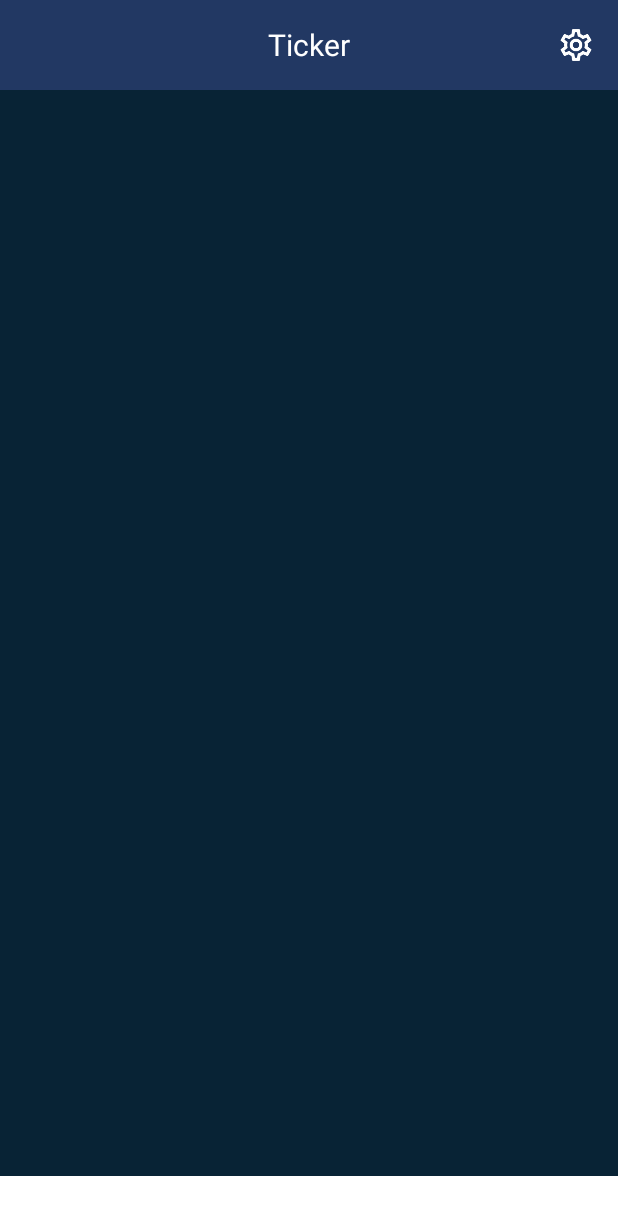
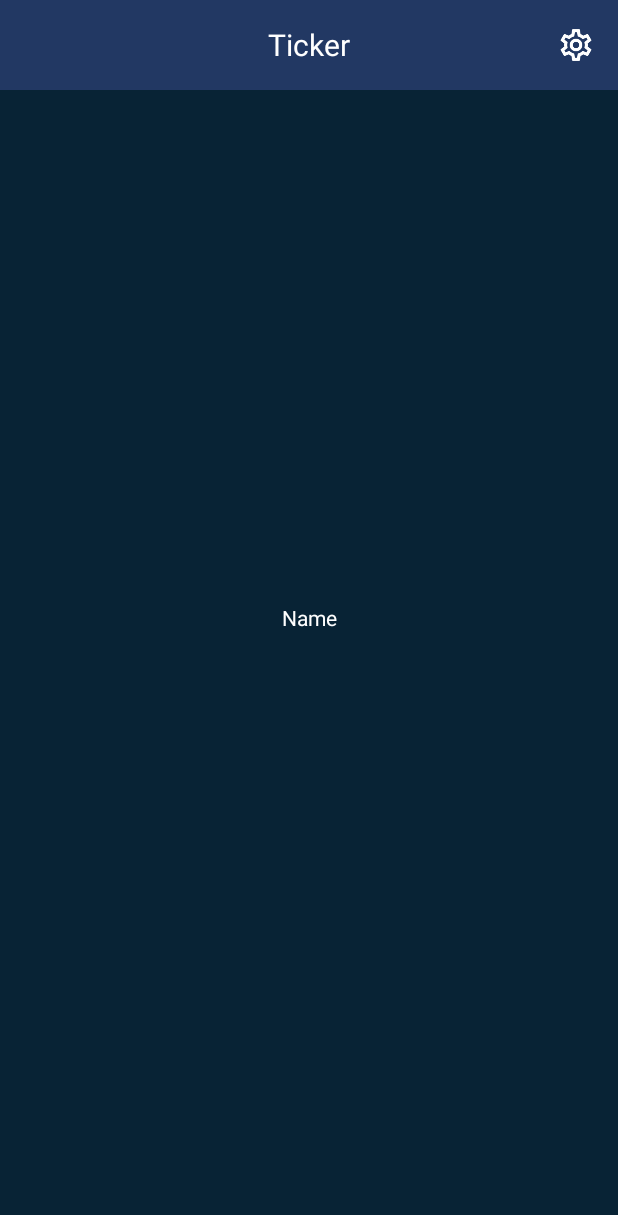
Before and after one commit to wiffy-io/BitMex-ticker-android, an Android app: the MainActivity screen opened directly, with no data from a screen before it, on a phone screen of 412 x 824 dp. Shown: the top 1215 px of the screen. Run offline under Robolectric (Android 15) with nearby library versions, the phone set to English and light mode, and no system bars; 4 statements that could not run were skipped.

Commit message:
Merge remote-tracking branch 'remotes/origin/master' into Jung
# Conflicts:
#	app/src/main/res/layout/activity_splash.xml

```diff
--- a/app/src/main/AndroidManifest.xml
+++ b/app/src/main/AndroidManifest.xml
@@ -8,8 +8,8 @@
             android:label="@string/app_name"
             android:roundIcon="@mipmap/ic_launcher_round"
             android:supportsRtl="true"
-            android:name=".model.bit_MEX_App"
-            android:theme="@style/AppTheme" tools:ignore="GoogleAppIndexingWarning">
+            android:theme="@style/AppTheme"
+            tools:ignore="GoogleAppIndexingWarning">
         <activity android:name=".Splash.SplashActivity">
             <intent-filter>
                 <action android:name="android.intent.action.MAIN"/>
--- a/app/src/main/java/com/pale_cosmos/bitmexticker/model/bit_MEX_App.kt
+++ /dev/null
@@ -1,50 +0,0 @@
-package com.pale_cosmos.bitmexticker.model
-
-import android.annotation.SuppressLint
-import android.app.Application
-import android.graphics.Color
-import android.view.Window
-import android.view.WindowManager
-import com.pale_cosmos.bitmexticker.Splash.SplashActivity
-import com.pale_cosmos.bitmexticker.ui.Main.MainActivity
-import java.net.URI
-
-
-open class bit_MEX_App : Application(), bit_MEX_AppContract.Application {
-    override lateinit var mPresenter: bit_MEX_AppPresenter
-    companion object{
-        @JvmStatic
-        lateinit var splash:SplashActivity
-
-
-        @SuppressLint("StaticFieldLeak")
-        @JvmStatic
-        lateinit var main:MainActivity
-
-        @JvmStatic
-        lateinit var defaultPresenter: bit_MEX_AppPresenter
-
-        @JvmStatic
-        fun updateStatusBarColor(window: Window,color:String ) {
-            window.addFlags(WindowManager.LayoutParams.FLAG_DRAWS_SYSTEM_BAR_BACKGROUNDS)
-            window.statusBarColor = Color.parseColor(color)
-        }
-    }
-
-    override fun onCreate() {
-        super.onCreate()
-        initPresenter()
-    }
-
-    override fun initPresenter() {
-        mPresenter = bit_MEX_AppPresenter(this)
-        defaultPresenter=mPresenter
-        mPresenter.startPresent()
-    }
-
-    override fun onTerminate() {
-        mPresenter.socket.close()
-        super.onTerminate()
-    }
-
-}
--- a/app/src/main/java/com/pale_cosmos/bitmexticker/model/bit_MEX_AppContract.kt
+++ /dev/null
@@ -1,39 +0,0 @@
-package com.pale_cosmos.bitmexticker.model
-
-import android.app.Application
-import android.view.Window
-import org.java_websocket.client.WebSocketClient
-import java.net.URI
-
-interface bit_MEX_AppContract {
-
-    interface Application {
-        fun initPresenter()
-        var mPresenter: bit_MEX_AppPresenter
-    }
-
-    interface Presenter {
-        fun startPresent()
-        fun setSocket()
-        val bit_Address: String
-        var myApp: bit_MEX_App
-        var uri: URI
-        var socket: Client
-        var colorDark_navi: String
-        var colorDark_table_out: String
-        var colorDark_table_in: String
-        var colorDark_title:String
-        var colorDark_title2:String
-
-        var colorLight_navi: String
-        var colorLight_table_out: String
-        var colorLight_table_in: String
-        var colorLight_title:String
-        var colorLight_title2:String
-    }
-
-    interface SocketClient {
-        val msg: String
-        var mPresenter: bit_MEX_AppPresenter
-    }
-}
--- a/app/src/main/java/com/pale_cosmos/bitmexticker/ui/Main/MainActivity.kt
+++ b/app/src/main/java/com/pale_cosmos/bitmexticker/ui/Main/MainActivity.kt
@@ -1,46 +1,34 @@
 package com.pale_cosmos.bitmexticker.ui.Main
 
-import android.app.ActionBar
-import android.content.Context
-import android.graphics.Color
 import android.os.Bundle
 import android.view.WindowManager
-import android.widget.ImageView
 import androidx.appcompat.app.AppCompatActivity
 import com.pale_cosmos.bitmexticker.R
-import com.pale_cosmos.bitmexticker.model.bit_MEX_App
+import kotlinx.android.synthetic.main.activity_main.*
 
 class MainActivity : AppCompatActivity(), MainContract.View {
+
     lateinit var mPresenter: MainPresenter
-    lateinit var menuButton: ImageView
-    override var appContext = applicationContext
 
     override fun onCreate(savedInstanceState: Bundle?) {
         super.onCreate(savedInstanceState)
         setContentView(R.layout.activity_main)
-        changeStatusBar()
-        hideActionBar()
-        setInApplication()
-        initPresenter()
-    }
+        supportActionBar?.hide()
 
-    override fun changeStatusBar() {
-        bit_MEX_App.updateStatusBarColor(
-            window,
-            bit_MEX_App.defaultPresenter.colorDark_navi
-            )
-    }
-
-    override fun initPresenter() {
         mPresenter = MainPresenter(this)
-    }
-
-    override fun hideActionBar() {
-        supportActionBar?.hide()
+        mPresenter.change_UI()
+        mPresenter.make_socket()
 
     }
 
-    override fun setInApplication() {
-        bit_MEX_App.main = this
+    override fun changeStatusBar(color:Int) {
+        window.addFlags(WindowManager.LayoutParams.FLAG_DRAWS_SYSTEM_BAR_BACKGROUNDS)
+        window.statusBarColor = getResources().getColor(color);
     }
+
+    override fun append_text(str: String) {
+        test.setText(str)
+    }
+
+
 }
--- a/app/src/main/java/com/pale_cosmos/bitmexticker/ui/Main/MainContract.kt
+++ b/app/src/main/java/com/pale_cosmos/bitmexticker/ui/Main/MainContract.kt
@@ -1,16 +1,14 @@
 package com.pale_cosmos.bitmexticker.ui.Main
 
-import android.content.Context
+
 
 interface MainContract {
     interface View{
-        fun changeStatusBar()
-        fun initPresenter()
-        fun hideActionBar()
-        fun setInApplication()
-        var appContext: Context
+        fun changeStatusBar(color:Int)
+        fun append_text(str:String)
     }
     interface Presenter{
-
+        fun change_UI()
+        fun make_socket()
     }
 }
--- a/app/src/main/java/com/pale_cosmos/bitmexticker/ui/Main/MainPresenter.kt
+++ b/app/src/main/java/com/pale_cosmos/bitmexticker/ui/Main/MainPresenter.kt
@@ -1,6 +1,31 @@
 package com.pale_cosmos.bitmexticker.ui.Main
+
+import android.util.Log
+import com.pale_cosmos.bitmexticker.R
+import com.pale_cosmos.bitmexticker.model.BitMEX_soket
+import com.pale_cosmos.bitmexticker.model.Util
+import java.net.URI
 
 
 class MainPresenter(act: MainContract.View):MainContract.Presenter {
     private val mView = act
+
+    override fun change_UI() {
+        //테마 상태에 따라아 ui 디자인해줌
+        if(Util.dark_theme){
+            mView.changeStatusBar(R.color.dark_table_out)
+        }else {
+            mView.changeStatusBar(R.color.light_table_out)
+        }
+    }
+
+    override fun make_socket() {
+        var msg = "{\"op\": \"subscribe\", \"args\": [\"orderBook10:XBTUSD\"]}"
+        var socket = BitMEX_soket(URI("wss://www.bitmex.com/realtime"),msg)
+        socket.set_callback {
+            //Log.d("TESTSTART2","msg : $it")
+            mView.append_text(it)
+        }
+        socket.connect()
+    }
 }
--- a/app/src/main/res/layout/activity_main.xml
+++ b/app/src/main/res/layout/activity_main.xml
@@ -16,13 +16,16 @@
             android:id="@+id/addLayout"
             android:layout_alignParentBottom="true">
 
-        <androidx.appcompat.widget.AppCompatImageView
-                android:layout_width="match_parent"
-                android:layout_height="40dp"
-                android:id="@+id/addPanelgood"
-                android:layout_alignParentBottom="true"
-                android:background="#ffffff"/>
-
     </RelativeLayout>
 
+    <TextView
+            android:layout_width="match_parent"
+            android:layout_height="match_parent"
+            android:text="Name"
+            android:gravity="center"
+            android:layout_centerHorizontal="true"
+            android:layout_centerVertical="true"
+            android:textColor="#ffffff"
+            android:id="@+id/test"/>
+
 </RelativeLayout>
--- a/app/src/main/res/values/strings.xml
+++ b/app/src/main/res/values/strings.xml
@@ -1,3 +1,3 @@
 <resources>
-    <string name="app_name">bitMEX Ticker</string>
+    <string name="app_name">BitMEX Ticker</string>
 </resources>
```
Also changed, not shown: app/src/main/java/com/pale_cosmos/bitmexticker/model/Client.kt (deleted, +0 -42 lines), app/src/main/java/com/pale_cosmos/bitmexticker/model/bit_MEX_AppPresenter.kt (deleted, +0 -33 lines), app/src/main/java/com/pale_cosmos/bitmexticker/ui/Splash/SplashActivity.kt (+10 -27 lines), app/src/main/java/com/pale_cosmos/bitmexticker/ui/Splash/SplashContract.kt (+1 -8 lines), app/src/main/java/com/pale_cosmos/bitmexticker/ui/Splash/SplashPresenter.kt (+12 -21 lines).
